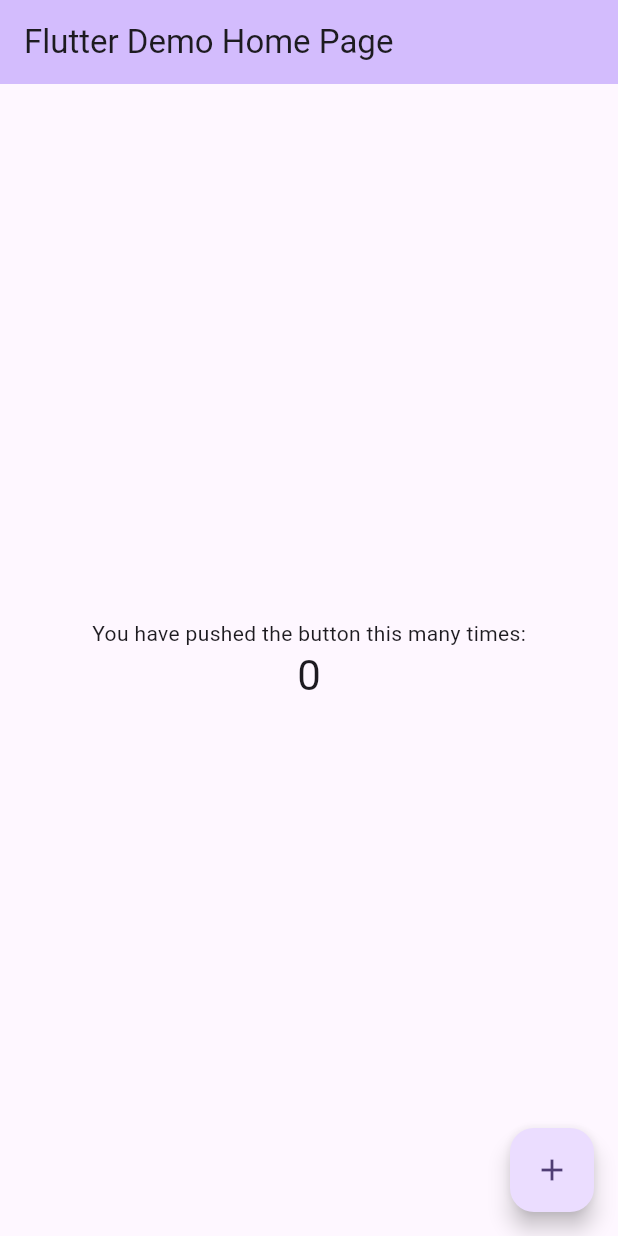
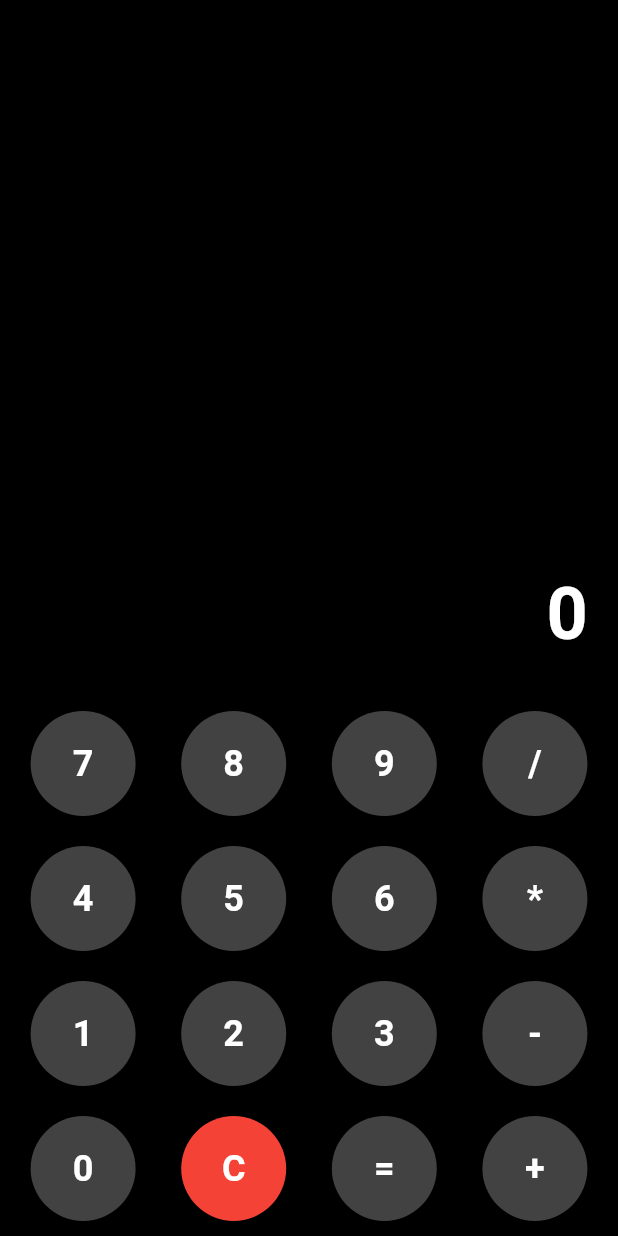
Before and after one commit to Gregory-Vaughan/HW2, a Flutter app: the screen it shows after launch, on a phone screen of 412 x 824 dp. Run offline on Flutter 3.47's test engine with Material 3 defaults, Android fonts, the phone set to English and light mode, and no system bars.

Commit message:
Second Commit/Made the UI/Studio was being a poopyhead.

```diff
--- a/lib/main.dart
+++ b/lib/main.dart
@@ -1,122 +1,106 @@
 import 'package:flutter/material.dart';
 
 void main() {
-  runApp(const MyApp());
+  runApp(CalculatorApp());
 }
 
-class MyApp extends StatelessWidget {
-  const MyApp({super.key});
-
-  // This widget is the root of your application.
+class CalculatorApp extends StatelessWidget {
   @override
   Widget build(BuildContext context) {
     return MaterialApp(
-      title: 'Flutter Demo',
-      theme: ThemeData(
-        // This is the theme of your application.
-        //
-        // TRY THIS: Try running your application with "flutter run". You'll see
-        // the application has a purple toolbar. Then, without quitting the app,
-        // try changing the seedColor in the colorScheme below to Colors.green
-        // and then invoke "hot reload" (save your changes or press the "hot
-        // reload" button in a Flutter-supported IDE, or press "r" if you used
-        // the command line to start the app).
-        //
-        // Notice that the counter didn't reset back to zero; the application
-        // state is not lost during the reload. To reset the state, use hot
-        // restart instead.
-        //
-        // This works for code too, not just values: Most code changes can be
-        // tested with just a hot reload.
-        colorScheme: ColorScheme.fromSeed(seedColor: Colors.deepPurple),
-      ),
-      home: const MyHomePage(title: 'Flutter Demo Home Page'),
+      debugShowCheckedModeBanner: false,
+      home: CalculatorScreen(),
     );
   }
 }
 
-class MyHomePage extends StatefulWidget {
-  const MyHomePage({super.key, required this.title});
-
-  // This widget is the home page of your application. It is stateful, meaning
-  // that it has a State object (defined below) that contains fields that affect
-  // how it looks.
-
-  // This class is the configuration for the state. It holds the values (in this
-  // case the title) provided by the parent (in this case the App widget) and
-  // used by the build method of the State. Fields in a Widget subclass are
-  // always marked "final".
-
-  final String title;
-
+class CalculatorScreen extends StatefulWidget {
   @override
-  State<MyHomePage> createState() => _MyHomePageState();
+  _CalculatorScreenState createState() => _CalculatorScreenState();
 }
 
-class _MyHomePageState extends State<MyHomePage> {
-  int _counter = 0;
-
-  void _incrementCounter() {
-    setState(() {
-      // This call to setState tells the Flutter framework that something has
-      // changed in this State, which causes it to rerun the build method below
-      // so that the display can reflect the updated values. If we changed
-      // _counter without calling setState(), then the build method would not be
-      // called again, and so nothing would appear to happen.
-      _counter++;
-    });
-  }
+class _CalculatorScreenState extends State<CalculatorScreen> {
+  String input = "";
+  String result = "0";
 
   @override
   Widget build(BuildContext context) {
-    // This method is rerun every time setState is called, for instance as done
-    // by the _incrementCounter method above.
-    //
-    // The Flutter framework has been optimized to make rerunning build methods
-    // fast, so that you can just rebuild anything that needs updating rather
-    // than having to individually change instances of widgets.
     return Scaffold(
-      appBar: AppBar(
-        // TRY THIS: Try changing the color here to a specific color (to
-        // Colors.amber, perhaps?) and trigger a hot reload to see the AppBar
-        // change color while the other colors stay the same.
-        backgroundColor: Theme.of(context).colorScheme.inversePrimary,
-        // Here we take the value from the MyHomePage object that was created by
-        // the App.build method, and use it to set our appbar title.
-        title: Text(widget.title),
+      backgroundColor: Colors.black,
+      body: Column(
+        mainAxisAlignment: MainAxisAlignment.end,
+        children: [
+          buildDisplay(),
+          buildButtons(),
+        ],
       ),
-      body: Center(
-        // Center is a layout widget. It takes a single child and positions it
-        // in the middle of the parent.
-        child: Column(
-          // Column is also a layout widget. It takes a list of children and
-          // arranges them vertically. By default, it sizes itself to fit its
-          // children horizontally, and tries to be as tall as its parent.
-          //
-          // Column has various properties to control how it sizes itself and
-          // how it positions its children. Here we use mainAxisAlignment to
-          // center the children vertically; the main axis here is the vertical
-          // axis because Columns are vertical (the cross axis would be
-          // horizontal).
-          //
-          // TRY THIS: Invoke "debug painting" (choose the "Toggle Debug Paint"
-          // action in the IDE, or press "p" in the console), to see the
-          // wireframe for each widget.
-          mainAxisAlignment: MainAxisAlignment.center,
-          children: <Widget>[
-            const Text('You have pushed the button this many times:'),
-            Text(
-              '$_counter',
-              style: Theme.of(context).textTheme.headlineMedium,
+    );
+  }
+
+  Widget buildDisplay() {
+    return Container(
+      padding: EdgeInsets.all(20),
+      alignment: Alignment.centerRight,
+      child: Column(
+        crossAxisAlignment: CrossAxisAlignment.end,
+        children: [
+          Text(
+            input,
+            style: TextStyle(fontSize: 32, color: Colors.white70),
+          ),
+          Text(
+            result,
+            style: TextStyle(fontSize: 48, color: Colors.white, fontWeight: FontWeight.bold),
+          ),
+        ],
+      ),
+    );
+  }
+
+  Widget buildButtons() {
+    return Column(
+      children: [
+        buildButtonRow(["7", "8", "9", "/"]),
+        buildButtonRow(["4", "5", "6", "*"]),
+        buildButtonRow(["1", "2", "3", "-"]),
+        buildButtonRow(["0", "C", "=", "+"]),
+      ],
+    );
+  }
+
+  Widget buildButtonRow(List<String> buttons) {
+    return Row(
+      mainAxisAlignment: MainAxisAlignment.spaceEvenly,
+      children: buttons.map((text) => buildButton(text)).toList(),
+    );
+  }
+
+  Widget buildButton(String text) {
+    return Padding(
+      padding: EdgeInsets.all(10),
+      child: InkWell(
+        onTap: () {
+          // Does nothing RN
+        },
+        child: Container(
+          width: 70,
+          height: 70,
+          decoration: BoxDecoration(
+            color: text == "C" ? Colors.red : Colors.grey[800],
+            shape: BoxShape.circle,
+          ),
+          child: Center(
+            child: Text(
+              text,
+              style: TextStyle(
+                fontSize: 24,
+                color: Colors.white,
+                fontWeight: FontWeight.bold,
+              ),
             ),
-          ],
+          ),
         ),
       ),
-      floatingActionButton: FloatingActionButton(
-        onPressed: _incrementCounter,
-        tooltip: 'Increment',
-        child: const Icon(Icons.add),
-      ), // This trailing comma makes auto-formatting nicer for build methods.
     );
   }
 }
```
